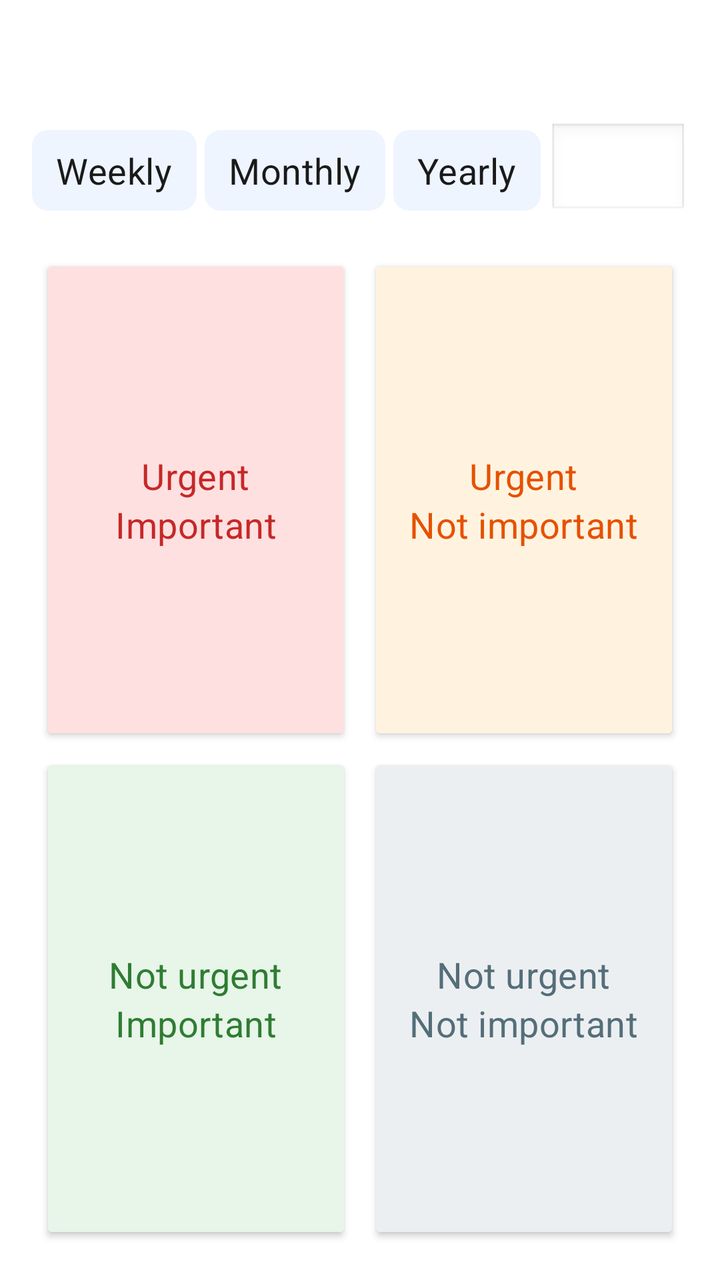
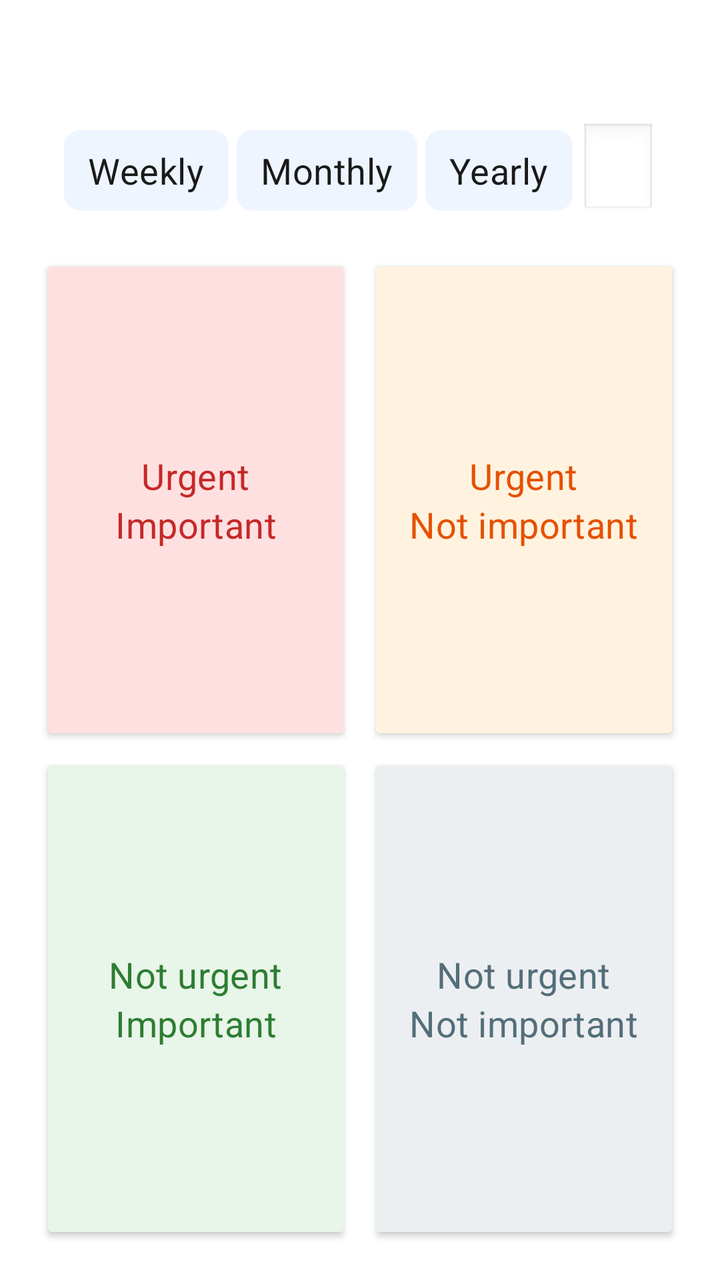

An Android layout rendered at two revisions. The XML below is the earlier revision; the diff shows what the commit changed to produce the second picture.
<!-- AndroidManifest.xml: application theme Theme.JustNow -->
<!-- res/layout/fragment_quadrant.xml -->
<?xml version="1.0" encoding="utf-8"?>
<LinearLayout xmlns:android="http://schemas.android.com/apk/res/android"
    android:layout_width="match_parent"
    android:layout_height="match_parent"
    android:orientation="vertical"
    android:padding="16dp"
    android:gravity="center">

    
    <TextView
        android:id="@+id/tv_draft_summary"
        android:layout_width="match_parent"
        android:layout_height="wrap_content"
        android:textAppearance="@style/TextAppearance.JustNow.Title"
        android:gravity="center"
        android:textColor="@color/text_primary"
        android:layout_marginBottom="16dp" />

    
    <LinearLayout
        android:id="@+id/ll_completion_mode"
        android:layout_width="wrap_content"
        android:layout_height="wrap_content"
        android:layout_gravity="center"
        android:orientation="horizontal"
        android:layout_marginBottom="16dp"
        android:gravity="center_vertical"
        android:contentDescription="完成模式">

        <TextView
            android:id="@+id/chip_mode_weekly"
            android:layout_width="wrap_content"
            android:layout_height="wrap_content"
            android:layout_marginEnd="4dp"
            android:paddingStart="12dp"
            android:paddingEnd="12dp"
            android:paddingTop="8dp"
            android:paddingBottom="8dp"
            android:gravity="center"
            android:background="@drawable/bg_day_chip"
            android:textAppearance="@style/TextAppearance.JustNow.Body"
            android:textColor="@color/chip_day_text"
            android:text="@string/s_mode_weekly"
            android:clickable="true"
            android:focusable="true" />

        <TextView
            android:id="@+id/chip_mode_monthly"
            android:layout_width="wrap_content"
            android:layout_height="wrap_content"
            android:layout_marginEnd="4dp"
            android:paddingStart="12dp"
            android:paddingEnd="12dp"
            android:paddingTop="8dp"
            android:paddingBottom="8dp"
            android:gravity="center"
            android:background="@drawable/bg_day_chip"
            android:textAppearance="@style/TextAppearance.JustNow.Body"
            android:textColor="@color/chip_day_text"
            android:text="@string/s_mode_monthly"
            android:clickable="true"
            android:focusable="true" />

        <TextView
            android:id="@+id/chip_mode_yearly"
            android:layout_width="wrap_content"
            android:layout_height="wrap_content"
            android:paddingStart="12dp"
            android:paddingEnd="12dp"
            android:paddingTop="8dp"
            android:paddingBottom="8dp"
            android:gravity="center"
            android:background="@drawable/bg_day_chip"
            android:textAppearance="@style/TextAppearance.JustNow.Body"
            android:textColor="@color/chip_day_text"
            android:text="@string/s_mode_yearly"
            android:clickable="true"
            android:focusable="true"
            android:layout_marginEnd="4dp" />

        <EditText
            android:id="@+id/et_quota"
            android:layout_width="wrap_content"
            android:layout_height="wrap_content"
            android:minWidth="80dp"
            android:inputType="number"
            android:text=""
            android:textAlignment="center"
            android:background="@android:drawable/edit_text"
            android:textAppearance="@style/TextAppearance.JustNow.Body" />
    </LinearLayout>

    
    <GridLayout
        android:layout_width="match_parent"
        android:layout_height="0dp"
        android:layout_weight="1"
        android:columnCount="2"
        android:rowCount="2">

        
        <androidx.cardview.widget.CardView
            android:layout_width="0dp"
            android:layout_height="0dp"
            android:layout_columnWeight="1"
            android:layout_rowWeight="1"
            android:layout_margin="8dp"
            android:clickable="true"
            android:focusable="true"
            android:foreground="?attr/selectableItemBackground"
            android:contentDescription="@string/cd_quadrant_urgent_important"
            android:id="@+id/cv_urgent_important">

            <LinearLayout
                android:layout_width="match_parent"
                android:layout_height="match_parent"
                android:orientation="vertical"
                android:gravity="center"
                android:padding="16dp"
                android:background="@color/quadrant_bg_0">

                <TextView android:layout_width="wrap_content" android:layout_height="wrap_content" android:text="@string/s_urgent" android:textAppearance="@style/TextAppearance.JustNow.Body" android:textColor="@color/quadrant_urgent_important" />
                <TextView android:layout_width="wrap_content" android:layout_height="wrap_content" android:text="@string/s_important" android:textAppearance="@style/TextAppearance.JustNow.Body" android:textColor="@color/quadrant_urgent_important" />
            </LinearLayout>

        </androidx.cardview.widget.CardView>

        
        <androidx.cardview.widget.CardView
            android:layout_width="0dp"
            android:layout_height="0dp"
            android:layout_columnWeight="1"
            android:layout_rowWeight="1"
            android:layout_margin="8dp"
            android:clickable="true"
            android:focusable="true"
            android:foreground="?attr/selectableItemBackground"
            android:contentDescription="@string/cd_quadrant_urgent_not_important"
            android:id="@+id/cv_urgent_not_important">

            <LinearLayout
                android:layout_width="match_parent"
                android:layout_height="match_parent"
                android:orientation="vertical"
                android:gravity="center"
                android:padding="16dp"
                android:background="@color/quadrant_bg_1">

                <TextView android:layout_width="wrap_content" android:layout_height="wrap_content" android:text="@string/s_urgent" android:textAppearance="@style/TextAppearance.JustNow.Body" android:textColor="@color/quadrant_urgent_not_important" />
                <TextView android:layout_width="wrap_content" android:layout_height="wrap_content" android:text="@string/s_not_important" android:textAppearance="@style/TextAppearance.JustNow.Body" android:textColor="@color/quadrant_urgent_not_important" />
            </LinearLayout>

        </androidx.cardview.widget.CardView>

        
        <androidx.cardview.widget.CardView
            android:layout_width="0dp"
            android:layout_height="0dp"
            android:layout_columnWeight="1"
            android:layout_rowWeight="1"
            android:layout_margin="8dp"
            android:clickable="true"
            android:focusable="true"
            android:foreground="?attr/selectableItemBackground"
            android:contentDescription="@string/cd_quadrant_not_urgent_important"
            android:id="@+id/cv_not_urgent_important">

            <LinearLayout
                android:layout_width="match_parent"
                android:layout_height="match_parent"
                android:orientation="vertical"
                android:gravity="center"
                android:padding="16dp"
                android:background="@color/quadrant_bg_2">

                <TextView android:layout_width="wrap_content" android:layout_height="wrap_content" android:text="@string/s_not_urgent" android:textAppearance="@style/TextAppearance.JustNow.Body" android:textColor="@color/quadrant_not_urgent_important" />
                <TextView android:layout_width="wrap_content" android:layout_height="wrap_content" android:text="@string/s_important" android:textAppearance="@style/TextAppearance.JustNow.Body" android:textColor="@color/quadrant_not_urgent_important" />
            </LinearLayout>

        </androidx.cardview.widget.CardView>

        
        <androidx.cardview.widget.CardView
            android:layout_width="0dp"
            android:layout_height="0dp"
            android:layout_columnWeight="1"
            android:layout_rowWeight="1"
            android:layout_margin="8dp"
            android:clickable="true"
            android:focusable="true"
            android:foreground="?attr/selectableItemBackground"
            android:contentDescription="@string/cd_quadrant_not_urgent_not_important"
            android:id="@+id/cv_not_urgent_not_important">

            <LinearLayout
                android:layout_width="match_parent"
                android:layout_height="match_parent"
                android:orientation="vertical"
                android:gravity="center"
                android:padding="16dp"
                android:background="@color/quadrant_bg_3">

                <TextView android:layout_width="wrap_content" android:layout_height="wrap_content" android:text="@string/s_not_urgent" android:textAppearance="@style/TextAppearance.JustNow.Body" android:textColor="@color/quadrant_not_urgent_not_important" />
                <TextView android:layout_width="wrap_content" android:layout_height="wrap_content" android:text="@string/s_not_important" android:textAppearance="@style/TextAppearance.JustNow.Body" android:textColor="@color/quadrant_not_urgent_not_important" />
            </LinearLayout>

        </androidx.cardview.widget.CardView>

    </GridLayout>


</LinearLayout>
<!-- resources referenced by this layout -->
<resources>
  <color name="quadrant_bg_0">#FFE0E0</color>
  <color name="quadrant_bg_1">#FFF3E0</color>
  <color name="quadrant_bg_2">#E8F5E9</color>
  <color name="quadrant_bg_3">#ECEFF1</color>
  <color name="quadrant_not_urgent_important">#2E7D32</color>
  <color name="quadrant_not_urgent_not_important">#546E7A</color>
  <color name="quadrant_urgent_important">#C62828</color>
  <color name="quadrant_urgent_not_important">#E65100</color>
  <color name="text_primary">#1A1A1A</color>
  <!-- drawable bg_day_chip (drawable) -->
  <?xml version="1.0" encoding="utf-8"?>
  <selector xmlns:android="http://schemas.android.com/apk/res/android">
      <item android:state_selected="true">
          <shape android:shape="rectangle">
              <solid android:color="@color/tag_normal" />
              <corners android:radius="8dp" />
          </shape>
      </item>
      <item>
          <shape android:shape="rectangle">
              <solid android:color="@color/period_edit_chip_background" />
              <corners android:radius="8dp" />
          </shape>
      </item>
  </selector>
  <string name="cd_quadrant_not_urgent_important">Not urgent but important</string>
  <string name="cd_quadrant_not_urgent_not_important">Not urgent and not important</string>
  <string name="cd_quadrant_urgent_important">Urgent and important</string>
  <string name="cd_quadrant_urgent_not_important">Urgent but not important</string>
  <string name="s_important">Important</string>
  <string name="s_mode_monthly">Monthly</string>
  <string name="s_mode_weekly">Weekly</string>
  <string name="s_mode_yearly">Yearly</string>
  <string name="s_not_important">Not important</string>
  <string name="s_not_urgent">Not urgent</string>
  <string name="s_urgent">Urgent</string>
  <style name="TextAppearance.JustNow.Body" parent="TextAppearance.MaterialComponents.Subtitle1">
          <item name="android:textSize">@dimen/text_size_body</item>
      </style>
  <style name="TextAppearance.JustNow.Title" parent="TextAppearance.MaterialComponents.Headline6">
          <item name="android:textSize">@dimen/text_size_title</item>
      </style>
  <color name="tag_normal">#1A73E8</color>
  <color name="period_edit_chip_background">#EEF5FF</color>
  <dimen name="text_size_body">18sp</dimen>
  <dimen name="text_size_title">22sp</dimen>
  <color name="purple_500">#FF6200EE</color>
  <color name="purple_700">#FF3700B3</color>
  <color name="white">#FFFFFFFF</color>
  <color name="teal_200">#FF03DAC5</color>
  <color name="teal_700">#FF018786</color>
  <color name="black">#FF000000</color>
  <style name="TextAppearance.JustNow.Dialog.Title" parent="TextAppearance.JustNow.Title">
          <item name="android:textColor">@color/text_primary</item>
      </style>
  <color name="text_secondary">#757575</color>
  <style name="TextAppearance.JustNow.Dialog.Body" parent="TextAppearance.JustNow.Body">
          <item name="android:textColor">@color/text_primary</item>
      </style>
  <style name="Widget.JustNow.Dialog.Button" parent="Widget.MaterialComponents.Button.TextButton.Dialog">
          <item name="android:textAppearance">@style/TextAppearance.JustNow.Dialog.Button</item>
          <item name="android:textColor">@color/dialog_primary_action_text</item>
          <item name="textAllCaps">false</item>
      </style>
  <style name="Widget.JustNow.Dialog.Button.Secondary" parent="Widget.MaterialComponents.Button.TextButton.Dialog">
          <item name="android:textAppearance">@style/TextAppearance.JustNow.Dialog.Button.Secondary</item>
          <item name="android:textColor">@color/dialog_action_text</item>
          <item name="textAllCaps">false</item>
      </style>
  <style name="TextAppearance.JustNow.Dialog.Button" parent="TextAppearance.JustNow.Body">
          <item name="android:textColor">@color/dialog_primary_action_text</item>
      </style>
  <style name="TextAppearance.JustNow.Dialog.Button.Secondary" parent="TextAppearance.JustNow.Body">
          <item name="android:textColor">@color/dialog_action_text</item>
      </style>
  <!-- unchanged entries left out for length: 2 -->
</resources>

<!-- the commit's change to res/layout/fragment_quadrant.xml (unified diff, before → after) -->
@@ -19,11 +19,12 @@
     
     <LinearLayout
         android:id="@+id/ll_completion_mode"
-        android:layout_width="wrap_content"
+        android:layout_width="match_parent"
         android:layout_height="wrap_content"
         android:layout_gravity="center"
         android:orientation="horizontal"
         android:layout_marginBottom="16dp"
+        android:layout_marginHorizontal="16dp"
         android:gravity="center_vertical"
         android:contentDescription="完成模式">
 
@@ -80,9 +81,9 @@
 
         <EditText
             android:id="@+id/et_quota"
-            android:layout_width="wrap_content"
-            android:layout_height="wrap_content"
-            android:minWidth="80dp"
+            android:layout_width="0dp"
+            android:layout_weight="1"
+            android:layout_height="wrap_content"
             android:inputType="number"
             android:text=""
             android:textAlignment="center"
